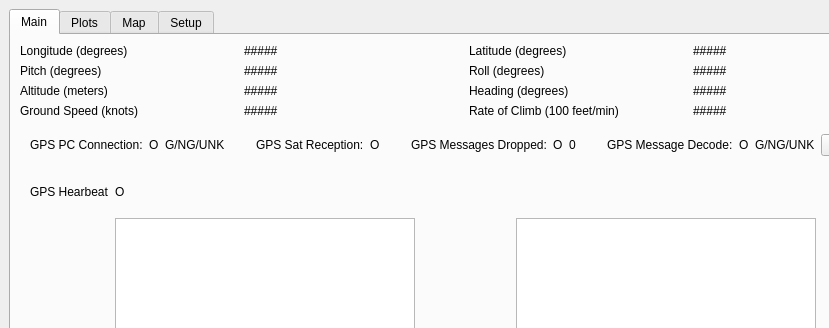
First picture: the form in gpsgui.ui, repository nasa-jpl/gpsGUI, before the edit; both pictures show x 0 to 829 and y 0 to 328 of the 931 by 919 pixel window.
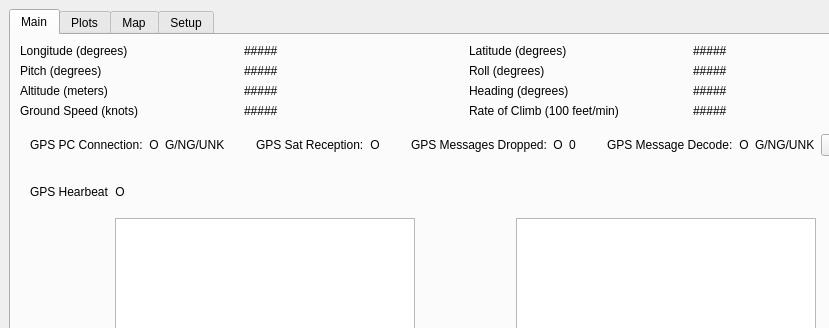
Second picture: the form after the edit. The open tabs and pages were chosen to show the change. Custom widgets are drawn as their Qt base class.

Commit message: Rounded squares!

What changed in the file:
```diff
--- a/gpsgui.ui
+++ b/gpsgui.ui
@@ -179,6 +179,9 @@
             <property name="text">
              <string>O</string>
             </property>
+            <property name="alignment">
+             <set>Qt::AlignCenter</set>
+            </property>
            </widget>
           </item>
           <item>
@@ -213,6 +216,9 @@
             <property name="text">
              <string>O</string>
             </property>
+            <property name="alignment">
+             <set>Qt::AlignCenter</set>
+            </property>
            </widget>
           </item>
           <item>
@@ -240,6 +246,9 @@
             <property name="text">
              <string>O</string>
             </property>
+            <property name="alignment">
+             <set>Qt::AlignCenter</set>
+            </property>
            </widget>
           </item>
           <item>
@@ -274,6 +283,9 @@
             <property name="text">
              <string>O</string>
             </property>
+            <property name="alignment">
+             <set>Qt::AlignCenter</set>
+            </property>
            </widget>
           </item>
           <item>
@@ -318,6 +330,9 @@
             <property name="text">
              <string>O</string>
             </property>
+            <property name="alignment">
+             <set>Qt::AlignCenter</set>
+            </property>
            </widget>
           </item>
           <item>
```
Left out of the diff: 2 changed lines with no effect on the pictures. The commit also changes 1 other file.
